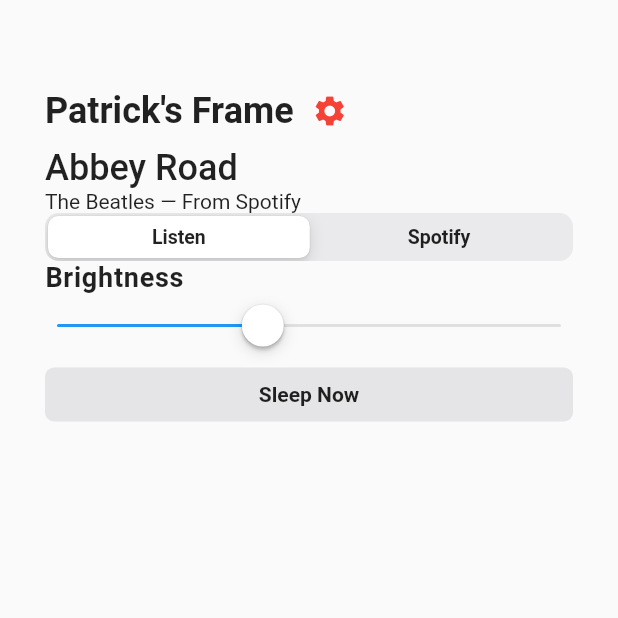
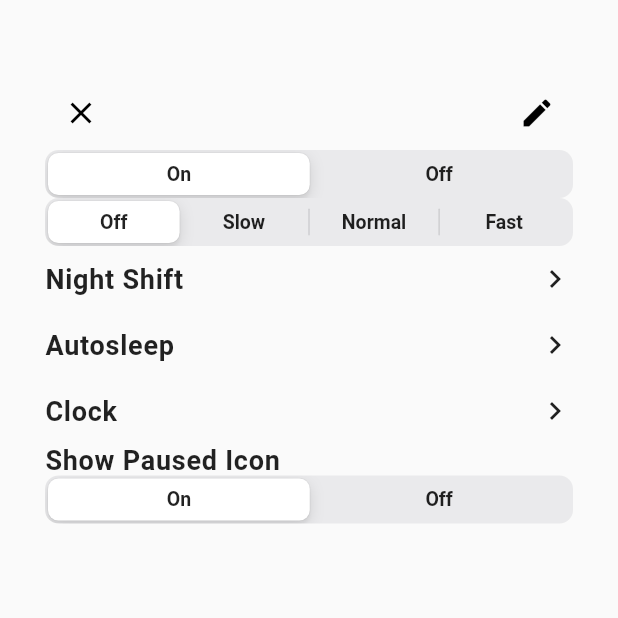
Before and after one commit to phultquist/frame-mobile-app, a Flutter app: the screen it shows after launch, after a tap on the "settings" icon, on a phone screen of 412 x 824 dp, the top half of it. Run offline on Flutter 3.47's test engine with Material 2 defaults, Android fonts, the phone set to English and light mode, and no system bars; Roboto replaces fonts that are missing (Helvetica).

Commit message:
big changes!

```diff
--- /dev/null
+++ b/lib/components.dart
@@ -0,0 +1 @@
+import 'styles.dart';
--- a/lib/main.dart
+++ b/lib/main.dart
@@ -1,27 +1,17 @@
 import 'package:flutter/material.dart';
 import 'package:flutter/cupertino.dart';
+import 'settings.dart';
+import 'styles.dart';
 
 void main() {
   runApp(new MaterialApp(home: new HomePage()));
 }
 
-const buttonStyle =
-    TextStyle(fontFamily: 'Helvetica', fontWeight: FontWeight.w600);
-
-const headerStyle = TextStyle(
-    fontFamily: 'Roboto',
-    fontWeight: FontWeight.w700,
-    letterSpacing: 0.5,
-    fontSize: 18.0);
-
 class HomePage extends StatelessWidget {
   @override
-  final Map<int, Widget> logoWidgets = const <int, Widget>{
-    0: Text(
-      "Listen",
-      style: buttonStyle,
-    ),
-    1: Text("Spotify", style: buttonStyle),
+  final Map<int, Widget> modeSegments = const <int, Widget>{
+    0: Text("Listen", style: buttonStyle),
+    1: Text("Connect", style: buttonStyle),
   };
 
   Widget build(BuildContext context) {
@@ -35,6 +25,7 @@ class HomePage extends StatelessWidget {
   StatefulBuilder buildContent() {
     int modeIndex = 0;
     double sliderValue = 70.0;
+    String title = "Patrick's Frame";
     return StatefulBuilder(
         builder: (BuildContext context, StateSetter setState) {
       return Column(
@@ -42,18 +33,23 @@ class HomePage extends StatelessWidget {
         children: [
           Row(children: [
             new Text(
-              "Patrick's Frame",
-              style: TextStyle(
-                  fontSize: 24.0,
-                  fontFamily: "Roboto",
-                  fontWeight: FontWeight.bold),
+              title,
+              style: titleStyle,
             ),
-            new IconButton(
+            Spacer(),
+            IconButton(
                 icon: Icon(
                   Icons.settings,
-                  color: Colors.red,
+                  color: Colors.black,
                 ),
-                onPressed: () {})
+                onPressed: () async {
+                  final result = await Navigator.push(context,
+                      MaterialPageRoute(builder: (context) => SettingsPage()));
+                  setState(() {
+                    title = result;
+                  });
+                  print(result);
+                })
           ]),
           Row(children: [
             new Text(
@@ -75,7 +71,7 @@ class HomePage extends StatelessWidget {
             children: <Widget>[
               Expanded(
                   child: CupertinoSlidingSegmentedControl(
-                children: logoWidgets,
+                children: modeSegments,
                 onValueChanged: (int newValue) {
                   setState(() {
                     modeIndex = newValue;
@@ -83,6 +79,15 @@ class HomePage extends StatelessWidget {
                 },
                 groupValue: modeIndex,
               ))
+            ],
+          ),
+          Row(
+            children: <Widget>[
+              Text(
+                "QUICK SETTINGS",
+                style: TextStyle(
+                    color: Color(0xff9d9d9d), fontWeight: FontWeight.w700),
+              )
             ],
           ),
           Row(
@@ -127,3 +132,7 @@ class HomePage extends StatelessWidget {
     });
   }
 }
+
+_navigateToSettingsPage(BuildContext context) async {
+  // final result =
+}
--- /dev/null
+++ b/lib/settings.dart
@@ -0,0 +1,169 @@
+import 'package:flutter/material.dart';
+import 'package:flutter/cupertino.dart';
+import 'styles.dart';
+
+FocusNode firstFocusNode = new FocusNode();
+
+final Map<int, Widget> abSegments = const <int, Widget>{
+  0: Text("On", style: buttonStyle),
+  1: Text("Off", style: buttonStyle),
+};
+
+final Map<int, Widget> animationSegments = const <int, Widget>{
+  0: Text("Off", style: buttonStyle),
+  1: Text("Slow", style: buttonStyle),
+  2: Text("Normal", style: buttonStyle),
+  3: Text("Fast", style: buttonStyle),
+};
+
+final Map<int, Widget> pauseSegments = const <int, Widget>{
+  0: Text("On", style: buttonStyle),
+  1: Text("Off", style: buttonStyle),
+};
+
+class SettingsPage extends StatelessWidget {
+  Widget build(BuildContext buildContext) {
+    return new Scaffold(
+        body: new GestureDetector(
+      child: new Container(
+          child: buildContent(),
+          margin: const EdgeInsets.symmetric(horizontal: 30, vertical: 50)),
+      onTap: () {
+        print('tapped!');
+        FocusScope.of(buildContext).requestFocus(new FocusNode());
+      },
+      behavior: HitTestBehavior.translucent,
+    ));
+  }
+}
+
+StatefulBuilder buildContent() {
+  int abIndex = 0;
+  int animationIndex = 0;
+  int pauseIndex = 0;
+  final frameNameController = TextEditingController();
+
+  // void dispose() {
+  //   textFieldController.dispose();
+  //   super.dispose();
+  // }
+
+  return StatefulBuilder(builder: (BuildContext context, StateSetter setState) {
+    return Container(
+        child: Column(
+      children: [
+        Row(
+          children: <Widget>[
+            IconButton(
+                icon: Icon(
+                  Icons.close,
+                  color: Colors.black,
+                ),
+                onPressed: () {
+                  Navigator.pop(context, frameNameController.text);
+
+                  // Also save all settings
+                }),
+            Expanded(
+                child: TextFormField(
+              style: titleStyle,
+              focusNode: firstFocusNode,
+              controller: frameNameController,
+              textCapitalization: TextCapitalization.words,
+              decoration: InputDecoration(border: InputBorder.none),
+            )),
+            IconButton(
+                icon: Icon(
+                  Icons.edit,
+                  color: Colors.black,
+                ),
+                onPressed: () {
+                  print("edit!");
+                  FocusScope.of(context).requestFocus(firstFocusNode);
+                }),
+          ],
+        ),
+        Row(
+          mainAxisSize: MainAxisSize.max,
+          children: <Widget>[
+            Expanded(
+                child: CupertinoSlidingSegmentedControl(
+              children: abSegments,
+              onValueChanged: (int newValue) {
+                setState(() {
+                  abIndex = newValue;
+                });
+              },
+              groupValue: abIndex,
+            ))
+          ],
+        ),
+        Row(
+          mainAxisSize: MainAxisSize.max,
+          children: <Widget>[
+            Expanded(
+                child: CupertinoSlidingSegmentedControl(
+              children: animationSegments,
+              onValueChanged: (int newValue) {
+                setState(() {
+                  animationIndex = newValue;
+                });
+              },
+              groupValue: animationIndex,
+            ))
+          ],
+        ),
+        pageNavigationButton("Night Shift"),
+        pageNavigationButton("Autosleep"),
+        pageNavigationButton("Clock"),
+        Row(
+          children: <Widget>[
+            Text(
+              "Show Paused Icon",
+              style: headerStyle,
+            ),
+          ],
+        ),
+        Row(
+          mainAxisSize: MainAxisSize.max,
+          children: <Widget>[
+            Expanded(
+                child: CupertinoSlidingSegmentedControl(
+              children: pauseSegments,
+              onValueChanged: (int newValue) {
+                setState(() {
+                  pauseIndex = newValue;
+                });
+              },
+              groupValue: pauseIndex,
+            ))
+          ],
+        ),
+      ],
+    ));
+  });
+}
+
+Widget pageNavigationButton(String text) {
+  return GestureDetector(
+    child: Container(
+        margin: EdgeInsets.only(top: 10.0, bottom: 10.0),
+        child: Row(
+          children: <Widget>[
+            Text(
+              text,
+              style: headerStyle,
+            ),
+            Spacer(),
+            Icon(Icons.chevron_right)
+          ],
+        )),
+    onTap: () {
+      print('$text row tapped');
+    },
+    onTapDown: (details) {
+      print('tapped down');
+    },
+    behavior: HitTestBehavior.translucent,
+  );
+}
--- /dev/null
+++ b/lib/styles.dart
@@ -0,0 +1,13 @@
+import 'package:flutter/material.dart';
+
+const buttonStyle =
+    TextStyle(fontFamily: 'Helvetica', fontWeight: FontWeight.w600);
+
+const headerStyle = TextStyle(
+    fontFamily: 'Roboto',
+    fontWeight: FontWeight.w600,
+    letterSpacing: 0.5,
+    fontSize: 18.0);
+
+const titleStyle = TextStyle(
+    fontSize: 22.0, fontFamily: "Roboto", fontWeight: FontWeight.bold);
```
Also changed, not shown: lib/nightshift.dart (added).
